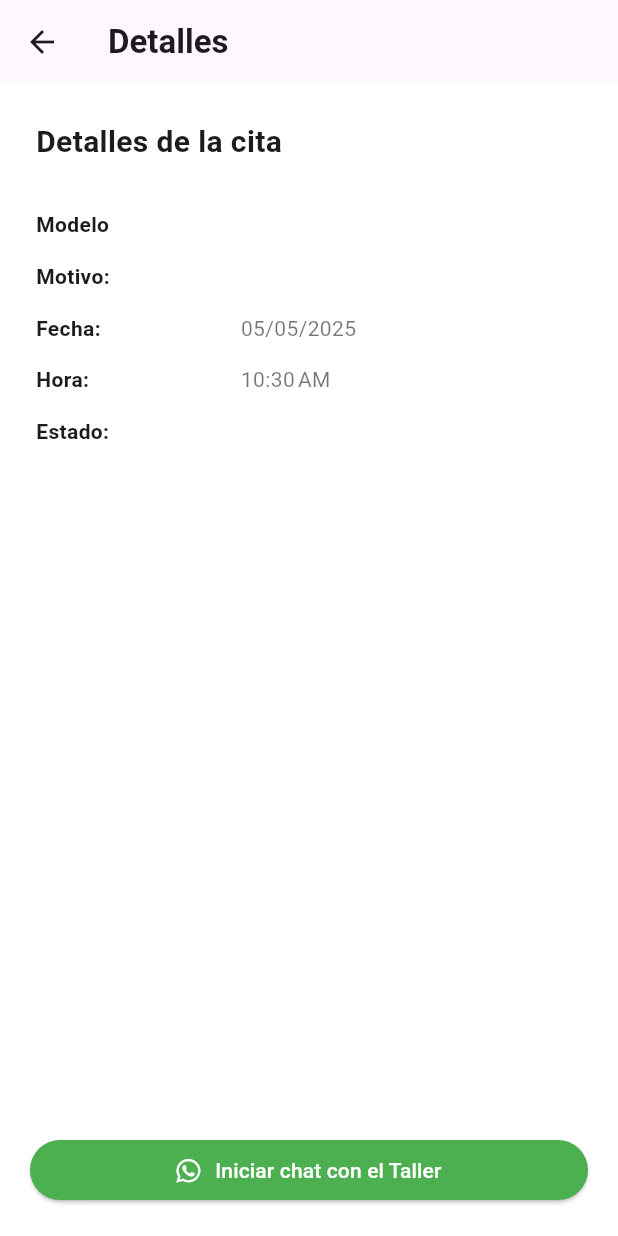
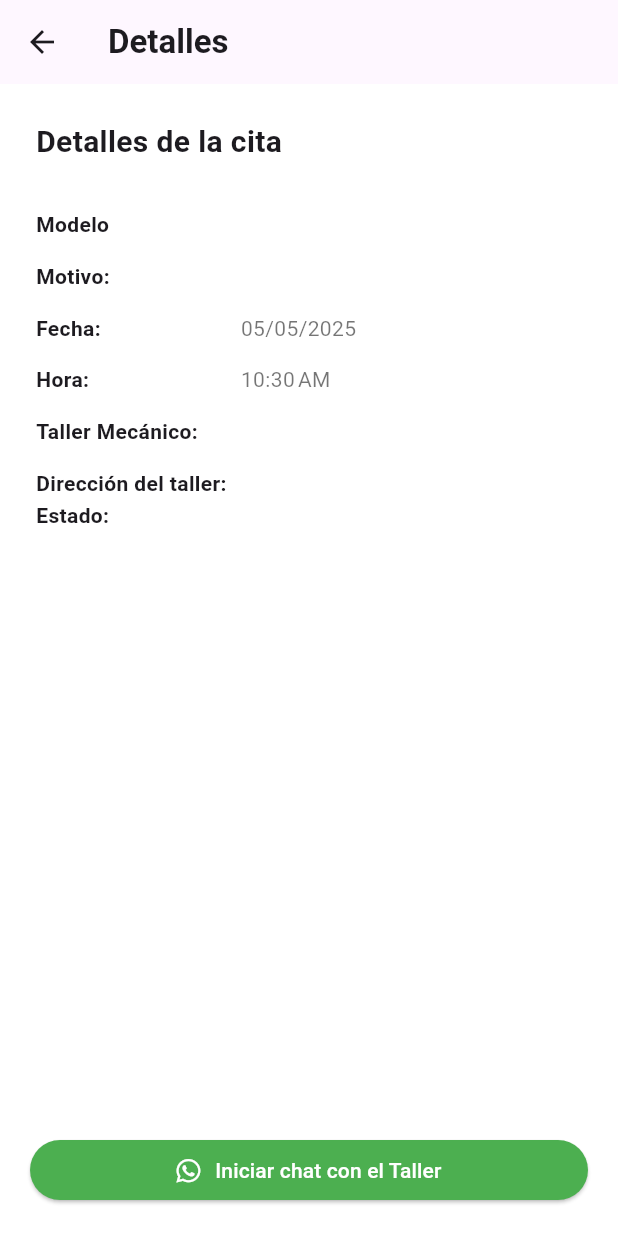
Before and after one commit to AmericoGonzalezD/FiMech, a Flutter app: the ScheduleDetailsPageAD screen opened directly with empty values, on a phone screen of 412 x 824 dp. Run offline on Flutter 3.47's test engine with Material 3 defaults, Android fonts, the phone set to English and light mode, and no system bars; our stand-ins replace cloud_firestore, dotted_line, email_validator, firebase_auth, firebase_core, flutter_dotenv and 4 more; missing offline and left inert: custom_clippers, mailer; accounts and stored records are empty.

Commit message:
Adicion de información de taller en detalles desde administrador

```diff
--- a/lib/screens/admin/scheduledetailsad.dart
+++ b/lib/screens/admin/scheduledetailsad.dart
@@ -179,6 +179,63 @@
                   Expanded(
                     flex: 3,
                     child: Text(
+                      "Taller Mecánico:",
+                      style: Theme.of(context)
+                          .textTheme
+                          .bodyMedium
+                          ?.copyWith(fontWeight: FontWeight.bold),
+                      overflow: TextOverflow.visible,
+                    ),
+                  ),
+                  Expanded(
+                    flex: 5,
+                    child: Text(
+                      maxLines: 20,
+                      widget._appointment.workshopName,
+                      style: Theme.of(context)
+                          .textTheme
+                          .bodyMedium
+                          ?.copyWith(color: Colors.black54),
+                      overflow: TextOverflow.ellipsis,
+                    ),
+                  ),
+                ],
+              ),
+              const SizedBox(
+                height: 14,
+              ),
+              Row(
+                children: [
+                  Expanded(
+                    flex: 3,
+                    child: Text(
+                      "Dirección del taller:",
+                      style: Theme.of(context)
+                          .textTheme
+                          .bodyMedium
+                          ?.copyWith(fontWeight: FontWeight.bold),
+                      overflow: TextOverflow.visible,
+                    ),
+                  ),
+                  Expanded(
+                    flex: 5,
+                    child: Text(
+                      maxLines: 20,
+                      widget._appointment.workshopAddress,
+                      style: Theme.of(context)
+                          .textTheme
+                          .bodyMedium
+                          ?.copyWith(color: Colors.black54),
+                      overflow: TextOverflow.ellipsis,
+                    ),
+                  ),
+                ],
+              ),
+              Row(
+                children: [
+                  Expanded(
+                    flex: 3,
+                    child: Text(
                       "Estado:",
                       style: Theme.of(context)
                           .textTheme
```
